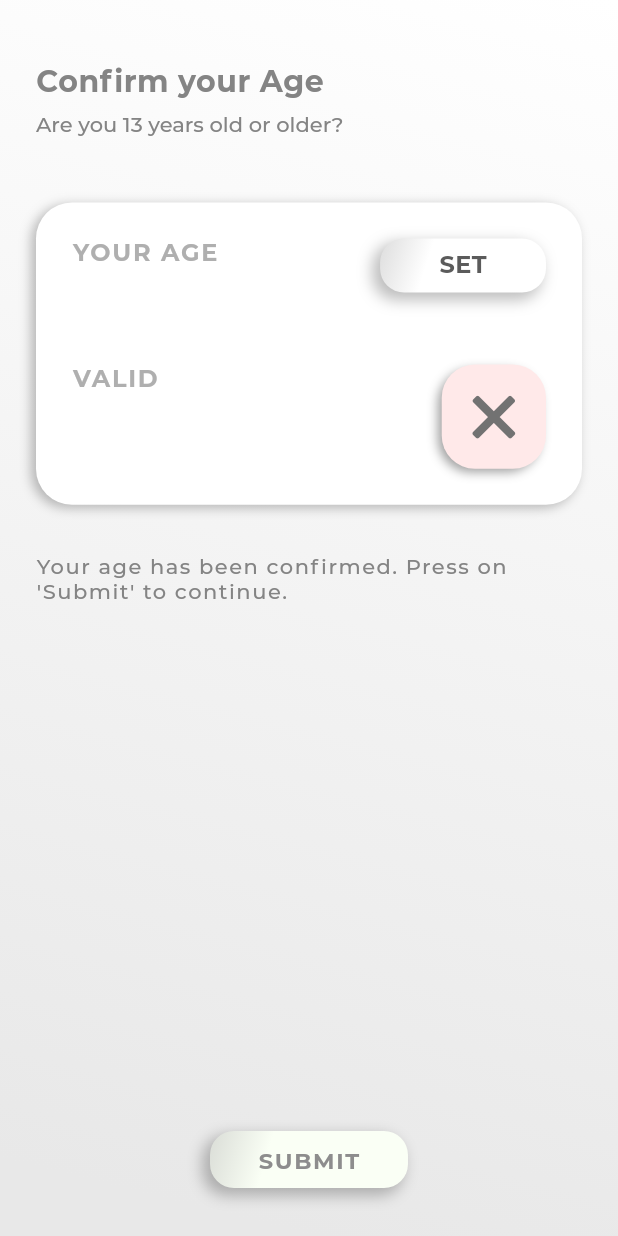
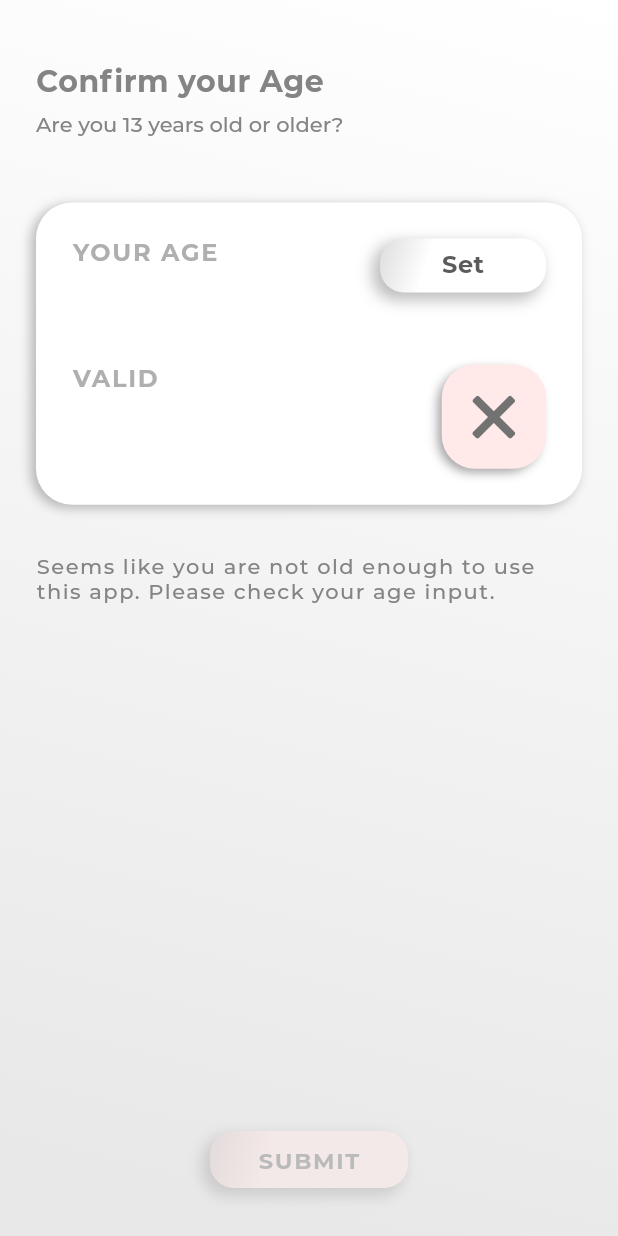
Before and after one commit to litlifesoftware/leitmotif-flutter, a Flutter app: the ConfirmAgeScreen screen opened directly, on a phone screen of 412 x 824 dp. Run offline on Flutter 3.47's test engine with Material 2 defaults, Android fonts, the phone set to English and light mode, and no system bars; our stand-ins replace package_info; project files that could hold a hidden picture were left out.

Commit message:
Added documentation on 'ConfirmAgeScreen'

```diff
--- a/lib/src/screens/confirm_age_screen.dart
+++ b/lib/src/screens/confirm_age_screen.dart
@@ -1,26 +1,97 @@
 import 'package:flutter/material.dart';
 import 'package:lit_ui_kit/lit_ui_kit.dart';
 
+/// A screen widget allowing the user to submit his age.
+///
+/// Age requirements vary depending on the user's location. In most cases, using
+/// apps downloaded on app stores require the user to be at least 13 years old.
+///
+/// The [ConfirmAgeScreen] implements a very basic child protection on the first
+/// startup.
 class ConfirmAgeScreen extends StatefulWidget {
+  /// The age requirement (in years).
   final int ageRequirement;
+
+  /// The message displayed if the user's age don't comply with the age
+  /// requirement.
+  final String invalidAgeMessage;
+
+  /// The message displayed if the user's age complies with the provided age
+  /// requirement.
+  final String validAgeMessage;
+
+  /// The screen's title.
+  final String title;
+
+  /// The screen's subtitle.
+  final String subtitle;
+
+  /// The callback executed once the user submits a valid age.
   final void Function() onSubmit;
 
+  /// The 'set' text label.
+  final String setLabel;
+
+  /// The 'submit' text label.
+  final String submitLabel;
+
+  /// The 'your age' text label.
+  final String yourAgeLabel;
+
+  /// The 'valid' text label.
+  final String validLabel;
+
+  /// Creates a [ConfirmAgeScreen].
+  ///
+  /// * [ageRequirement] is the required age in years.
+  ///
+  /// * [invalidAgeMessage] is the text displayed if the user's age is too
+  ///   young. Provide a localized string if preferred.
+  ///
+  /// * [validAgeMessage] is the text displayed if the user's age is valid.
+  ///   Provide a localized string if preferred.
+  ///
+  /// * [title] is the screen's title.
+  ///
+  /// * [subtitle] is the screen's subtitle.
+  ///
+  /// * [setLabel] is the 'set' text.
+  ///
+  /// * [submitLabel] is the 'submit' text.
+  ///
+  /// * [yourAgeLabel] is the 'your age' text.
+  ///
+  /// * [validLabel] is the 'valid' text.
   const ConfirmAgeScreen({
     Key? key,
     this.ageRequirement = 13,
+    this.invalidAgeMessage =
+        "Seems like you are not old enough to use this app. Please check your age input.",
+    this.validAgeMessage =
+        "Your age has been confirmed. Press on 'Submit' to continue.",
+    this.title = "Confirm your Age",
+    this.subtitle = "Are you 13 years old or older?",
     required this.onSubmit,
+    this.setLabel = "Set",
+    this.submitLabel = "Submit",
+    this.yourAgeLabel = "Your age",
+    this.validLabel = "Valid",
   }) : super(key: key);
   @override
   _ConfirmAgeScreenState createState() => _ConfirmAgeScreenState();
 }
 
 class _ConfirmAgeScreenState extends State<ConfirmAgeScreen> {
+  /// The user's date of birth stored as a [DateTime].
   DateTime? _dateOfBirth;
+
+  late LitSnackbarController _snackbarController;
 
   Size get _deviceSize {
     return MediaQuery.of(context).size;
   }
 
+  /// Shows the [LitDatePickerDialog] to allow user input.
   void _onPressedSet() {
     LitRouteController(context).showDialogWidget(
       LitDatePickerDialog(
@@ -39,45 +110,61 @@ class _ConfirmAgeScreenState extends State<ConfirmAgeScreen> {
     );
   }
 
+  /// Handles the 'submit' action by either calling the provided callback
+  /// method or showing a snackbar depending on the age's validity.
+  void _onPressedSubmit() {
+    if (_isValidAge) {
+      widget.onSubmit();
+    } else {
+      _snackbarController.showSnackBar();
+    }
+  }
+
+  /// Gets the user's age in years.
   int get _ageInYears {
     // If the date of birth has not been initialized, return an invalid age.
     if (_dateOfBirth == null) {
       return 0;
     }
-    // Store the current time.
-    DateTime now = DateTime.now();
-    // Calculate the raw age.
-    int age = now.year - _dateOfBirth!.year;
-    // Decrease the age depending on the birth's month and day.
-    //
-    // If the birth's month is after the current calendar month, decrease the
-    // age by one.
-    if (_dateOfBirth!.month > now.month) {
-      age--;
-      // Else if the same month is present, check the day value and decrease the
-      // age by one if necessary.
-    } else if ((now.month == _dateOfBirth!.month) &&
-        _dateOfBirth!.day > now.day) {
-      age--;
-    }
-    return age;
+
+    return _dateOfBirth!.convertToAgeInYears;
   }
 
+  /// Checks if the age is valid.
   bool get _isValidAge {
     return _ageInYears >= widget.ageRequirement;
   }
 
+  /// Conditionally returns the validity's icon.
   IconData get _displayedIcon {
     return _isValidAge ? LitIcons.check : LitIcons.times;
   }
 
+  /// Conditionally returns the validity's color.
   Color get _validityColor {
     return Color(_isValidAge ? 0xFFFAFFF5 : 0xFFFFE9E9);
   }
 
   @override
+  void initState() {
+    super.initState();
+    _snackbarController = LitSnackbarController();
+  }
+
+  @override
+  void dispose() {
+    _snackbarController.dispose();
+    super.dispose();
+  }
+
+  @override
   Widget build(BuildContext context) {
     return LitScaffold(
+      snackBar: IconSnackbar(
+        iconData: LitIcons.info,
+        litSnackBarController: _snackbarController,
+        text: widget.invalidAgeMessage,
+      ),
       body: Container(
         height: _deviceSize.height,
         width: _deviceSize.width,
@@ -111,7 +198,7 @@ class _ConfirmAgeScreenState extends State<ConfirmAgeScreen> {
                       crossAxisAlignment: CrossAxisAlignment.start,
                       children: [
                         Text(
-                          "Confirm your Age",
+                          widget.title,
                           style: LitTextStyles.sansSerifHeader.copyWith(
                             color: Color(0xFF848484),
                           ),
@@ -119,7 +206,7 @@ class _ConfirmAgeScreenState extends State<ConfirmAgeScreen> {
                         Padding(
                           padding: const EdgeInsets.symmetric(vertical: 8.0),
                           child: Text(
-                            "Are you 13 years old or older?",
+                            widget.subtitle,
                             style: LitTextStyles.sansSerifBody.copyWith(
                               color: Color(0xFF848484),
                             ),
@@ -145,6 +232,8 @@ class _ConfirmAgeScreenState extends State<ConfirmAgeScreen> {
                           ageInYears: _ageInYears,
                           labelBackgroundColor: _validityColor,
                           isValid: _isValidAge,
+                          setLabel: widget.setLabel,
+                          yourAgeLabel: widget.yourAgeLabel,
                         ),
                         SizedBox(
                           height: 48.0,
@@ -152,6 +241,7 @@ class _ConfirmAgeScreenState extends State<ConfirmAgeScreen> {
                         _ValidityLabel(
                           icon: _displayedIcon,
                           iconBackgroundColor: _validityColor,
+                          validLabel: widget.validLabel,
                         ),
                       ],
                     ),
@@ -162,7 +252,9 @@ class _ConfirmAgeScreenState extends State<ConfirmAgeScreen> {
                   Padding(
                     padding: const EdgeInsets.symmetric(horizontal: 24.0),
                     child: Text(
-                      "Your age has been confirmed. Press on 'Submit' to continue.",
+                      _isValidAge
+                          ? widget.validAgeMessage
+                          : widget.invalidAgeMessage,
                       style: LitTextStyles.sansSerifBody.copyWith(
                         color: Color(0xFF848484),
                         letterSpacing: 1.0,
@@ -179,15 +271,17 @@ class _ConfirmAgeScreenState extends State<ConfirmAgeScreen> {
               alignment: Alignment.bottomCenter,
               child: Padding(
                 padding: const EdgeInsets.symmetric(vertical: 32.0),
-                child: LitPushedThroughButton(
-                    backgroundColor: Color(0xFFFAFFF5),
+                child: Opacity(
+                  opacity: _isValidAge ? 1.0 : 0.5,
+                  child: LitPushedThroughButton(
+                    backgroundColor: _validityColor,
                     borderRadius: 16.0,
                     margin: const EdgeInsets.symmetric(
                       horizontal: 32.0,
                       vertical: 10.0,
                     ),
                     child: Text(
-                      "SUBMIT",
+                      widget.submitLabel.toUpperCase(),
                       style: LitTextStyles.sansSerifSmallHeader.copyWith(
                         color: Color(0xFF8D8D8D),
                         fontSize: 15.0,
@@ -195,7 +289,9 @@ class _ConfirmAgeScreenState extends State<ConfirmAgeScreen> {
                         letterSpacing: 1.1,
                       ),
                     ),
-                    onPressed: widget.onSubmit),
+                    onPressed: _onPressedSubmit,
+                  ),
+                ),
               ),
             ),
           ],
@@ -205,12 +301,15 @@ class _ConfirmAgeScreenState extends State<ConfirmAgeScreen> {
   }
 }
 
+/// Label and button combination to allow age input.
 class _YourAgeInput extends StatefulWidget {
   final void Function() onPressedSet;
   final DateTime? selectedAge;
   final int ageInYears;
   final Color labelBackgroundColor;
   final bool isValid;
+  final String setLabel;
+  final String yourAgeLabel;
   const _YourAgeInput({
     Key? key,
     required this.onPressedSet,
@@ -218,6 +317,8 @@ class _YourAgeInput extends StatefulWidget {
     required this.ageInYears,
     required this.labelBackgroundColor,
     required this.isValid,
+    required this.setLabel,
+    required this.yourAgeLabel,
   }) : super(key: key);
 
   @override
@@ -239,8 +340,9 @@ class __YourAgeInputState extends State<_YourAgeInput> {
               crossAxisAlignment: CrossAxisAlignment.start,
               children: [
                 SizedBox(
-                    width: constraints.maxWidth * 0.65,
-                    child: _LabelText("Your age")),
+                  width: constraints.maxWidth * 0.65,
+                  child: _LabelText(widget.yourAgeLabel),
+                ),
                 SizedBox(
                   width: constraints.maxWidth * 0.35,
                   child: Column(
@@ -285,7 +387,7 @@ class __YourAgeInputState extends State<_YourAgeInput> {
                                     padding:
                                         const EdgeInsets.only(bottom: 16.0),
                                     child: CleanInkWell(
-                                      onTap: () {},
+                                      onTap: widget.onPressedSet,
                                       child: SizedBox(
                                         child: Container(
                                           height: 38.0,
@@ -324,7 +426,7 @@ class __YourAgeInputState extends State<_YourAgeInput> {
                         onPressed: _onPressed,
                         child: Center(
                           child: Text(
-                            "SET",
+                            widget.setLabel,
                             style: LitTextStyles.sansSerifSubHeader.copyWith(
                               color: Color(0xFF5B5B5B),
                               fontWeight: FontWeight.w700,
@@ -344,13 +446,16 @@ class __YourAgeInputState extends State<_YourAgeInput> {
   }
 }
 
+/// Label to display the current 'your age is (in)valid' state.
 class _ValidityLabel extends StatelessWidget {
   final IconData icon;
   final Color iconBackgroundColor;
+  final String validLabel;
   const _ValidityLabel({
     Key? key,
     required this.icon,
     required this.iconBackgroundColor,
+    required this.validLabel,
   }) : super(key: key);
   @override
   Widget build(BuildContext context) {
@@ -361,7 +466,7 @@ class _ValidityLabel extends StatelessWidget {
           children: [
             SizedBox(
               width: constraints.maxWidth * 0.78,
-              child: _LabelText("Valid"),
+              child: _LabelText(validLabel),
             ),
             SizedBox(
               width: constraints.maxWidth * 0.22,
@@ -402,6 +507,7 @@ class _ValidityLabel extends StatelessWidget {
   }
 }
 
+/// Styled [Text] using uppercase letters.
 class _LabelText extends StatelessWidget {
   final String text;
 
```
